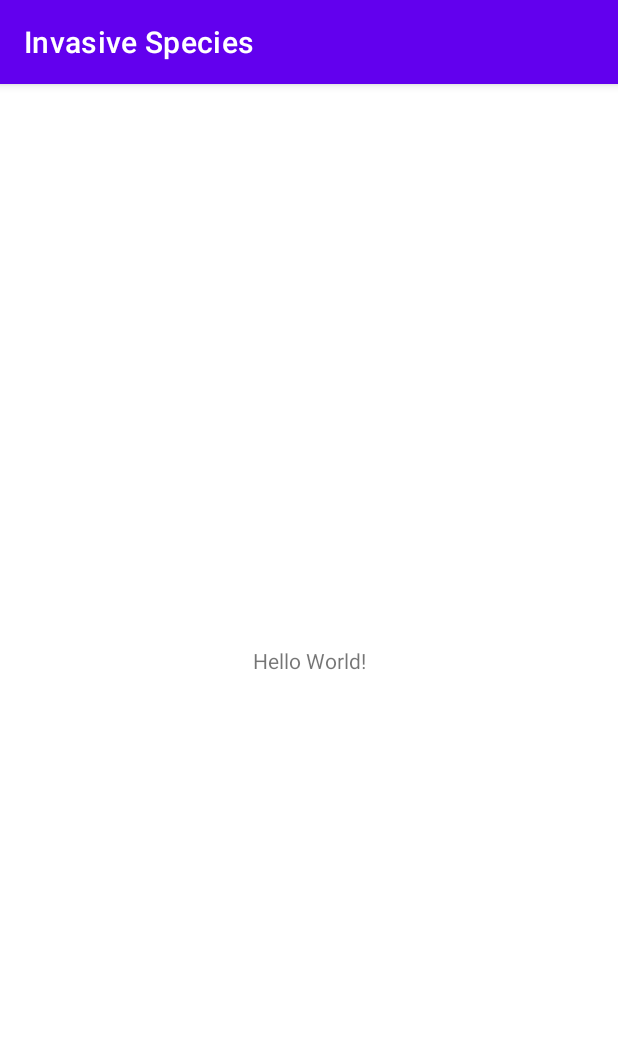
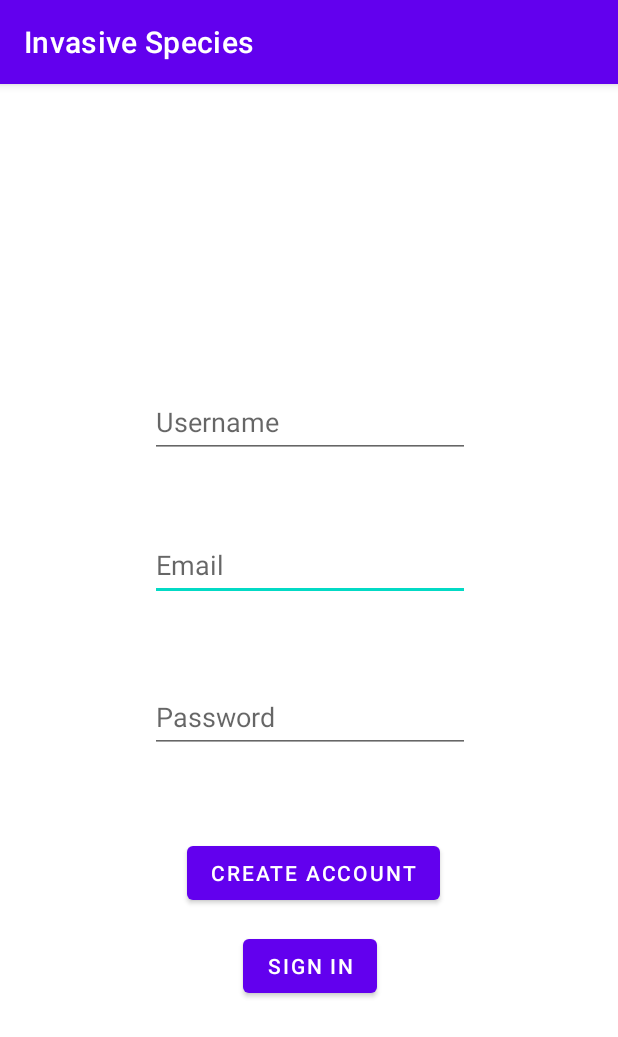
Before and after one commit to jordanF0ster/Berwyn-Heights-Invasive-Species, an Android app: the screen it shows after launch (MainActivity before the commit, LoginActivity after it), on a phone screen of 412 x 824 dp. Shown: the top 1037 px of the screen. Run offline under Robolectric (Android 15) with nearby library versions, the light colour scheme and no system bars; our stand-ins replace Firebase (no records; nobody signed in at launch, a user with empty details on screens opened directly).

Commit message:
can log into app now

```diff
--- a/InvasiveSpecies/app/build.gradle
+++ b/InvasiveSpecies/app/build.gradle
@@ -41,6 +41,7 @@ dependencies {
     implementation 'com.google.android.material:material:1.5.0'
     implementation 'androidx.constraintlayout:constraintlayout:2.1.3'
     implementation 'com.google.firebase:firebase-database-ktx:20.0.4'
+    implementation 'com.google.firebase:firebase-auth-ktx:21.0.3'
     implementation 'com.google.android.gms:play-services-location:19.0.1'
     testImplementation 'junit:junit:4.13.2'
     androidTestImplementation 'androidx.test.ext:junit:1.1.3'
--- /dev/null
+++ b/InvasiveSpecies/app/src/main/java/com/example/invasivespecies/LoginActivity.kt
@@ -0,0 +1,155 @@
+package com.example.invasivespecies
+
+import android.content.Intent
+import androidx.appcompat.app.AppCompatActivity
+import android.os.Bundle
+import android.text.TextUtils
+import android.util.Log
+import android.widget.Button
+import android.widget.EditText
+import android.widget.Toast
+import com.google.firebase.auth.FirebaseAuth
+import com.google.firebase.auth.FirebaseUser
+import com.google.firebase.auth.UserProfileChangeRequest
+import com.google.firebase.auth.ktx.auth
+import com.google.firebase.ktx.Firebase
+
+// https://firebase.google.com/docs/auth/android/start used as a reference
+
+class LoginActivity : AppCompatActivity() {
+
+    private lateinit var auth: FirebaseAuth
+
+    private lateinit var mUsernameEditText: EditText
+    private lateinit var mEmailEditText: EditText
+    private lateinit var mPasswordEditText: EditText
+    private lateinit var mCreateAccountButton: Button
+    private lateinit var mSignInButton: Button
+
+    override fun onCreate(savedInstanceState: Bundle?) {
+        super.onCreate(savedInstanceState)
+        setContentView(R.layout.activity_login)
+
+        // Initialize Firebase Auth
+        auth = Firebase.auth
+
+        mUsernameEditText = findViewById(R.id.usernameEditText)
+        mEmailEditText = findViewById(R.id.emailEditText)
+        mPasswordEditText = findViewById(R.id.passwordEditText)
+        mCreateAccountButton = findViewById(R.id.createAccountButton)
+        mSignInButton = findViewById(R.id.SignInButton)
+
+        mCreateAccountButton.setOnClickListener {
+            createAccount(
+                mEmailEditText.text.toString(),
+                mPasswordEditText.text.toString()
+            )
+        }
+        mSignInButton.setOnClickListener {
+            signInAccount(
+                mEmailEditText.text.toString(),
+                mPasswordEditText.text.toString()
+            )
+        }
+    }
+
+    public override fun onStart() {
+        super.onStart()
+        // Check if user is signed in (non-null) and update UI accordingly.
+        val currentUser = auth.currentUser
+        if(currentUser != null){
+            reload();
+        }
+    }
+
+    private fun reload() {
+        updateUI(auth.currentUser)
+    }
+
+    private fun createAccount(email: String, password: String) {
+        if (TextUtils.isEmpty(mUsernameEditText.text.toString())) {
+            mUsernameEditText.error = "Can't leave Username empty"
+            return
+        }
+        if (TextUtils.isEmpty(email)) {
+            mEmailEditText.error = "Can't leave Email empty"
+            return
+        }
+        if (TextUtils.isEmpty(password)) {
+            mPasswordEditText.error = "Can't leave Password empty"
+            return
+        }
+
+            auth.createUserWithEmailAndPassword(email, password)
+            .addOnCompleteListener(this) { task ->
+                if (task.isSuccessful) {
+                    // Sign in success, update UI with the signed-in user's information
+                    Log.d(TAG, "createUserWithEmail:success")
+                    val user = auth.currentUser
+                    if (user != null) {
+                        user.updateProfile(
+                            UserProfileChangeRequest.Builder().setDisplayName(
+                                mUsernameEditText.text.toString()
+                            ).build()
+                        )
+                    }
+                    updateUI(user)
+                } else {
+                    // If sign in fails, display a message to the user.
+                    Log.w(TAG, "createUserWithEmail:failure", task.exception)
+                    Toast.makeText(
+                        baseContext, "Authentication failed.",
+                        Toast.LENGTH_SHORT
+                    ).show()
+                    updateUI(null)
+                }
+            }
+    }
+
+    private fun signInAccount(email: String, password: String) {
+        if (TextUtils.isEmpty(mUsernameEditText.text.toString())) {
+            mUsernameEditText.error = "Can't leave Username empty"
+            return
+        }
+        if (TextUtils.isEmpty(email)) {
+            mEmailEditText.error = "Can't leave Email empty"
+            return
+        }
+        if (TextUtils.isEmpty(password)) {
+            mPasswordEditText.error = "Can't leave Password empty"
+            return
+        }
+
+        auth.signInWithEmailAndPassword(email, password)
+            .addOnCompleteListener(this) { task ->
+                if (task.isSuccessful) {
+                    // Sign in success, update UI with the signed-in user's information
+                    Log.d(TAG, "signInWithEmail:success")
+                    val user = auth.currentUser
+                    updateUI(user)
+                } else {
+                    // If sign in fails, display a message to the user.
+                    Log.w(TAG, "signInWithEmail:failure", task.exception)
+                    Toast.makeText(baseContext, "Authentication failed.",
+                        Toast.LENGTH_SHORT).show()
+                    updateUI(null)
+                }
+            }
+    }
+
+    private fun updateUI(user: FirebaseUser?) {
+        if (user != null) {
+            startActivity(
+                Intent(
+                    this,
+                    ReportingHomeActivity::class.java
+                )
+            )
+            finish()
+        }
+    }
+
+    companion object {
+        private const val TAG = "LoginActivity"
+    }
+}
--- /dev/null
+++ b/InvasiveSpecies/app/src/main/res/layout/activity_login.xml
@@ -0,0 +1,78 @@
+<?xml version="1.0" encoding="utf-8"?>
+<androidx.constraintlayout.widget.ConstraintLayout xmlns:android="http://schemas.android.com/apk/res/android"
+    xmlns:app="http://schemas.android.com/apk/res-auto"
+    xmlns:tools="http://schemas.android.com/tools"
+    android:layout_width="match_parent"
+    android:layout_height="match_parent"
+    tools:context=".LoginActivity">
+
+    <EditText
+        android:id="@+id/emailEditText"
+        android:layout_width="wrap_content"
+        android:layout_height="wrap_content"
+        android:layout_marginStart="101dp"
+        android:layout_marginTop="47dp"
+        android:layout_marginEnd="100dp"
+        android:ems="10"
+        android:hint="Email"
+        android:inputType="textEmailAddress"
+        android:minHeight="48dp"
+        app:layout_constraintEnd_toEndOf="parent"
+        app:layout_constraintStart_toStartOf="parent"
+        app:layout_constraintTop_toBottomOf="@+id/usernameEditText" />
+
+    <EditText
+        android:id="@+id/passwordEditText"
+        android:layout_width="wrap_content"
+        android:layout_height="wrap_content"
+        android:layout_marginStart="101dp"
+        android:layout_marginTop="53dp"
+        android:layout_marginEnd="100dp"
+        android:ems="10"
+        android:hint="Password"
+        android:inputType="textPassword"
+        android:minHeight="48dp"
+        app:layout_constraintEnd_toEndOf="parent"
+        app:layout_constraintStart_toStartOf="parent"
+        app:layout_constraintTop_toBottomOf="@+id/emailEditText" />
+
+    <Button
+        android:id="@+id/createAccountButton"
+        android:layout_width="wrap_content"
+        android:layout_height="wrap_content"
+        android:layout_marginStart="123dp"
+        android:layout_marginTop="56dp"
+        android:layout_marginEnd="118dp"
+        android:layout_weight="1"
+        android:text="Create Account"
+        app:layout_constraintEnd_toEndOf="parent"
+        app:layout_constraintStart_toStartOf="parent"
+        app:layout_constraintTop_toBottomOf="@+id/passwordEditText" />
+
+    <Button
+        android:id="@+id/SignInButton"
+        android:layout_width="wrap_content"
+        android:layout_height="wrap_content"
+        android:layout_marginStart="161dp"
+        android:layout_marginTop="14dp"
+        android:layout_marginEnd="160dp"
+        android:text="Sign In"
+        app:layout_constraintEnd_toEndOf="parent"
+        app:layout_constraintStart_toStartOf="parent"
+        app:layout_constraintTop_toBottomOf="@+id/createAccountButton" />
+
+    <EditText
+        android:id="@+id/usernameEditText"
+        android:layout_width="wrap_content"
+        android:layout_height="wrap_content"
+        android:layout_marginStart="101dp"
+        android:layout_marginTop="201dp"
+        android:layout_marginEnd="100dp"
+        android:ems="10"
+        android:hint="Username"
+        android:inputType="textPersonName"
+        android:minHeight="48dp"
+        app:layout_constraintEnd_toEndOf="parent"
+        app:layout_constraintStart_toStartOf="parent"
+        app:layout_constraintTop_toTopOf="parent" />
+</androidx.constraintlayout.widget.ConstraintLayout>
```
Also changed, not shown: InvasiveSpecies/app/src/main/AndroidManifest.xml (+13 -10 lines), InvasiveSpecies/app/src/main/java/com/example/invasivespecies/ReportingHomeActivity.kt (+16 -0 lines), InvasiveSpecies/app/src/main/res/layout/activity_reporting_home.xml (+10 -0 lines).
